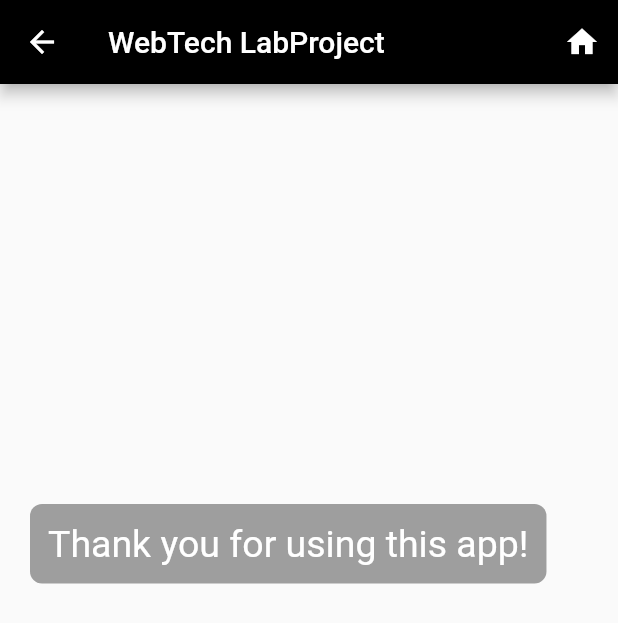
After one commit to AkashDayalan/News-App, a Flutter app: the NewScreen screen opened directly, after a tap on the "contact page" icon, on a phone screen of 412 x 824 dp. The commit adds this screen. Shown: the top 623 px of the screen. Run offline on Flutter 3.47's test engine with Material 2 defaults, Android fonts, the phone set to English and light mode, and no system bars; our stand-ins replace cached_network_image, webview_flutter; network calls fail.

Commit message:
commit on 'master'

```diff
--- a/lib/assets/news.dart
+++ b/lib/assets/news.dart
@@ -20,7 +20,6 @@ class News
               url: ele["url"],
               urlToImage: ele["urlToImage"],
               content: ele["content"],
-
             );
             news.add(articleModel);
         }
--- a/lib/views/articlepage.dart
+++ b/lib/views/articlepage.dart
@@ -16,7 +16,7 @@ class _ArticlePageState extends State<ArticlePage> {
   @override
   Widget build(BuildContext context) {
     return Scaffold(
-      appBar: AppBar(title: Row(
+      appBar: AppBar(backgroundColor: Colors.black,title: Row(
         children: <Widget>[
         Text("WebTech LabProject"),
       ],),
--- a/lib/views/categorynews.dart
+++ b/lib/views/categorynews.dart
@@ -38,7 +38,7 @@ class _CategoryNewsState extends State<CategoryNews> {
   @override
   Widget build(BuildContext context) {
     return Scaffold(
-      appBar: AppBar(title: Row(
+      appBar: AppBar(backgroundColor: Colors.black,title: Row(
         children: <Widget>[
         Text("WebTech LabProject"),
       ],),
--- a/lib/views/homepage.dart
+++ b/lib/views/homepage.dart
@@ -1,3 +1,5 @@
+// ignore_for_file: use_key_in_widget_constructors, prefer_const_constructors, prefer_const_literals_to_create_immutables, avoid_unnecessary_containers, sized_box_for_whitespace, prefer_const_constructors_in_immutables
+
 import 'package:cached_network_image/cached_network_image.dart';
 import 'package:flutter/material.dart';
 /*import 'package:newsapp/assets/extras.dart';
@@ -6,27 +8,30 @@ import 'package:newsapp/models/articlemodel.dart';
 import 'package:newsapp/models/categorymodel.dart';*/
 import 'package:newsapp_project/assets/extras.dart';
 import 'package:newsapp_project/assets/news.dart';
+import 'package:newsapp_project/main.dart';
 import 'package:newsapp_project/models/articlemodel.dart';
 import 'package:newsapp_project/models/categorymodel.dart';
 import 'package:newsapp_project/views/articlepage.dart';
 import 'package:newsapp_project/views/categorynews.dart';
+import 'package:newsapp_project/views/thankyoupage.dart';
 
 class HomePage extends StatelessWidget {
   @override
   Widget build(BuildContext context) {
     return Scaffold(
-      appBar: AppBar(title: Text('Web Technologies Laboratory Project',)),
+      appBar: AppBar(title: Text('Web Technologies Laboratory Project',), backgroundColor: Colors.black,),
+
       body: Column(
 
         children: <Widget>[
         Container(
-              margin: EdgeInsets.all(40.0),
-              padding: EdgeInsets.all(12.0),
+              margin: EdgeInsets.only(top:120,left: 40,right: 40, bottom: 80),
+              padding: EdgeInsets.all(14.0),
               decoration:BoxDecoration(
                   borderRadius:BorderRadius.circular(8),
                   color:Colors.red
               ),
-              child: Text("Welcome to our News Application",style: TextStyle(color:Colors.white,fontSize:19),),
+              child: Text("Welcome to our InstantNews App",style: TextStyle(color:Colors.white,fontSize:19),),
             ),
         Container(
               margin: EdgeInsets.all(30.0),
@@ -67,6 +72,12 @@ class NewScreen extends StatefulWidget {
 }
 
 class _NewScreenState extends State<NewScreen> {
+  void _navigateToHomeScreen(BuildContext context) {
+    Navigator.of(context).push(MaterialPageRoute(builder: (context) => MyApp()));
+  }
+  void _navigateToThankYouScreen(BuildContext context) {
+    Navigator.of(context).push(MaterialPageRoute(builder: (context) => ThankYou()));
+  }
   List<CategoryModel> categories=<CategoryModel>[];
   List<ArticleModel> articles=<ArticleModel>[];
   bool _loading=true;
@@ -90,11 +101,31 @@ class _NewScreenState extends State<NewScreen> {
   @override
   Widget build(BuildContext context) {
     return Scaffold(
-      appBar: AppBar(title: Row(
+      appBar: AppBar(backgroundColor: Colors.black,title: Row(
         children: <Widget>[
         Text("WebTech LabProject"),
       ],),
       elevation: 0.0,
+      actions: <Widget>[
+    IconButton(
+      icon: Icon(
+        Icons.home,
+        color: Colors.white,
+      ),
+      onPressed: () {
+        _navigateToHomeScreen(context);
+      },
+    ),
+    IconButton(
+      icon: Icon(
+        Icons.contact_page,
+        color: Colors.white,
+      ),
+      onPressed: () {
+        _navigateToThankYouScreen(context);
+      },
+    )
+  ],
        ),
       body: _loading?Center(child: Container(child: CircularProgressIndicator(),)) :
       SingleChildScrollView(
@@ -152,9 +183,9 @@ class CardTop extends StatelessWidget {
       onTap: (){
         Navigator.push(context, MaterialPageRoute(builder: (context)=>CategoryNews(newsCategory: category.toLowerCase() ,)));
       },
-          child: Container(
+        child: Container(
 
-        margin: EdgeInsets.only(right: 16,top: 5),
+        margin: EdgeInsets.only(right: 16,top: 12),
         child: Stack(
           children: <Widget>
           [
@@ -206,7 +237,7 @@ class CardBody extends StatelessWidget {
           child:Image.network(imageUrl.toString()),
           ),
           SizedBox(height: 8,),
-          Text(title.toString(), style: TextStyle(fontSize: 17,fontWeight: FontWeight.w600
+          Text(title.toString(), style: TextStyle(fontSize: 17,fontWeight: FontWeight.w600,
           ),),
           SizedBox(height: 8,),
           Text(content.toString(), style: TextStyle(color: Colors.grey),)
--- /dev/null
+++ b/lib/views/thankyoupage.dart
@@ -0,0 +1,43 @@
+// ignore_for_file: prefer_const_constructors
+
+import 'package:flutter/material.dart';
+import 'package:newsapp_project/main.dart';
+// ignore: use_key_in_widget_constructors
+class ThankYou extends StatelessWidget
+{
+  void _navigateToHomeScreen(BuildContext context) {
+    Navigator.of(context).push(MaterialPageRoute(builder: (context) => MyApp()));
+  }
+  @override
+  Widget build(BuildContext context) {
+    return Scaffold(
+      appBar: AppBar(title: Text('WebTech LabProject', ), backgroundColor: Colors.black,
+      actions: <Widget>[
+    IconButton(
+      icon: Icon(
+        Icons.home,
+        color: Colors.white,
+      ),
+      onPressed: () {
+        _navigateToHomeScreen(context);
+      },
+    ),],
+      ),
+
+      body: Column(
+
+        children: <Widget>[
+
+        Container(
+              margin: EdgeInsets.only(top: 280,left: 20,right: 20),
+              padding: EdgeInsets.all(12.0),
+              decoration:BoxDecoration(
+                  borderRadius:BorderRadius.circular(8),
+                  color:Colors.grey
+              ),
+              child: Text("Thank you for using this app!",style: TextStyle(color:Colors.white,fontSize:25),),
+            ),
+      ],)
+    );
+  }
+}
```
Also changed, not shown: lib/main.dart (line endings or trailing spaces).
